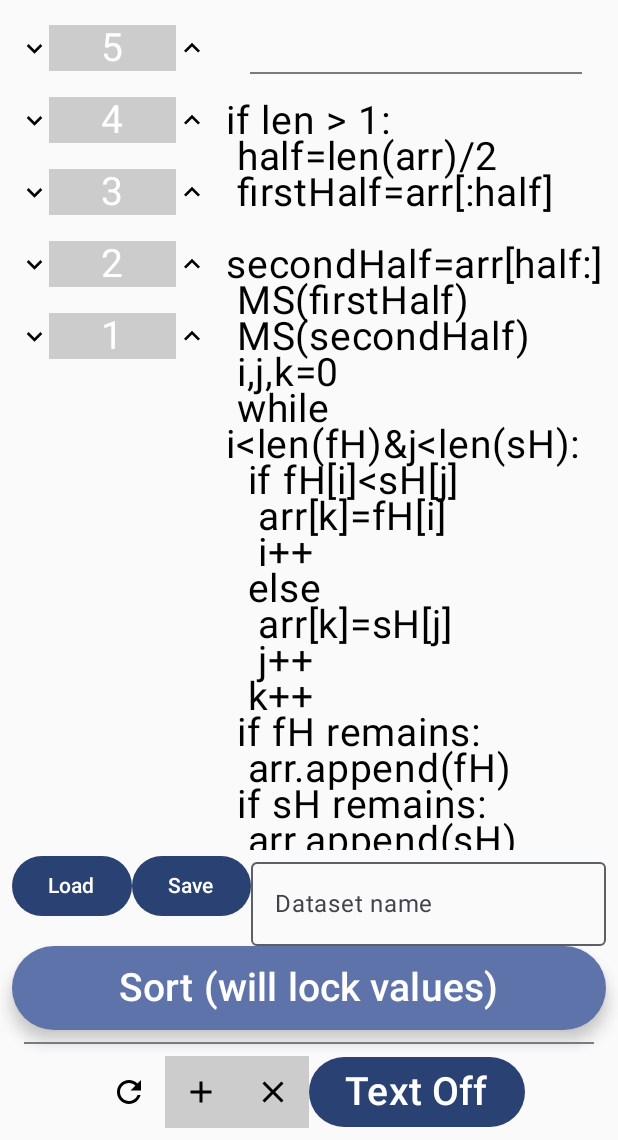
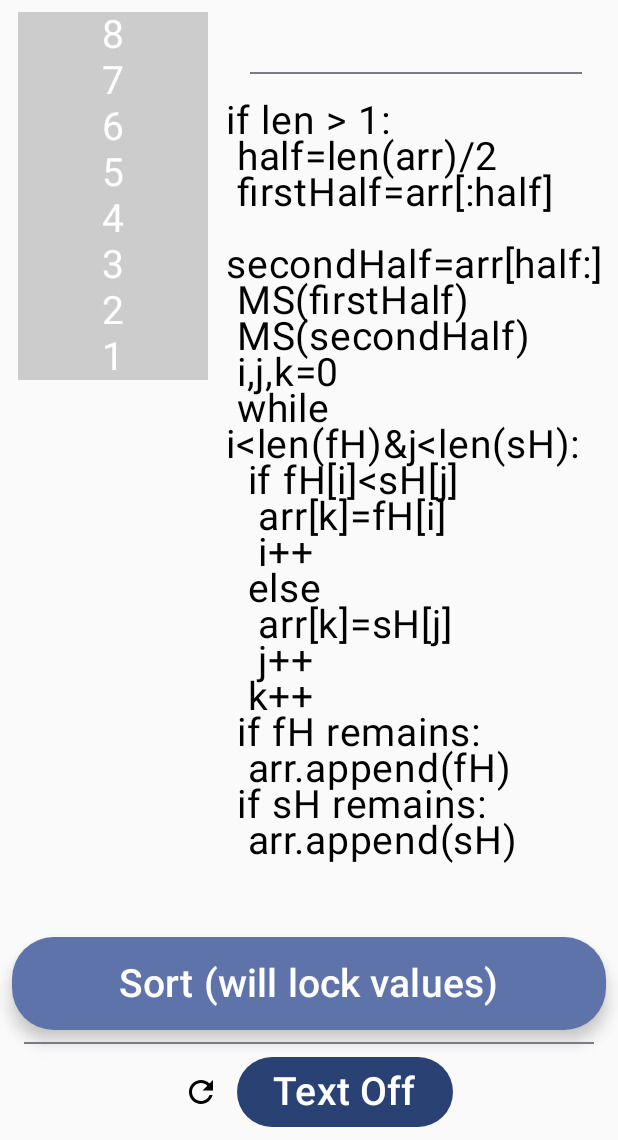
Before and after one commit to alex-ha-192/Algorithm-Teaching-App, an Android app built with Jetpack Compose: the MergeSortScreen screen opened through its navigation route, on a phone screen of 412 x 824 dp, the part 96-1236 px from its top. Run offline under Robolectric (Android 15) with nearby library versions, the phone set to English and light mode, and no system bars; our stand-ins replace Room's generated code.

Commit message:
mergesort shifted to functional demo

```diff
--- a/app/src/main/java/com/puterscience/algorithmteachingapp/algo_screens/MergeSortScreen.kt
+++ b/app/src/main/java/com/puterscience/algorithmteachingapp/algo_screens/MergeSortScreen.kt
@@ -48,7 +48,9 @@ import kotlinx.coroutines.newSingleThreadContext
 
 @OptIn(ExperimentalMaterial3Api::class, ExperimentalAnimationApi::class)
 @Composable
-fun MergeSortScreen(toSort: List<Int>, settings: Settings, defaults: Defaults, colourMode: ColourMode, db: DatasetDatabase) {
+fun MergeSortScreen(//toSort: List<Int>,
+                    settings: Settings, defaults: Defaults, colourMode: ColourMode, db: DatasetDatabase) {
+    val toSort = listOf(8, 7, 6, 5, 4, 3, 2, 1)
     val mutItems = remember { mutableStateListOf<Int>().apply { addAll(toSort) } }
     var initialState: List<Int> = toSort
     val lock = remember { mutableStateOf(false) }
@@ -66,12 +68,17 @@ fun MergeSortScreen(toSort: List<Int>, settings: Settings, defaults: Defaults, c
         mutableStateListOf<Color>()
     }
     val lockedColors = mutableListOf<Color>()
+    val currentStage = remember{mutableIntStateOf(0)}
 
     for (i in 0 until mutItems.size) {
         defaultColors.add(colourMode.defaultColour)
         actualColors.add(colourMode.defaultColour)
         lockedColors.add(colourMode.lockedColour)
     }
+
+    //actualColors.removeAll(actualColors)
+    //actualColors.addAll(mutableListOf(colourMode.lockedColour, colourMode.lockedColour, colourMode.defaultColour, colourMode.defaultColour, colourMode.selectedColour1, colourMode.selectedColour1, colourMode.selectedColour2, colourMode.selectedColour2))
+
     val daoElements = db.datasetDao().getAll()
     if (showLoadDialog.value) {
         Dialog(onDismissRequest = { showLoadDialog.value = false }) {
@@ -125,12 +132,12 @@ fun MergeSortScreen(toSort: List<Int>, settings: Settings, defaults: Defaults, c
                     ) {
                     mutItems.forEachIndexed { index, i ->
                         Row(verticalAlignment = Alignment.CenterVertically) {
-                            IconButton(onClick = {if (!lock.value) mutItems[index]--}, modifier = Modifier
+                            /*IconButton(onClick = {if (!lock.value) mutItems[index]--}, modifier = Modifier
                                 .width(24.dp)
                                 .weight(1f)
                                 .alpha(if (!lock.value) 1f else 0f)) {
                                 Icon(imageVector = Icons.Filled.KeyboardArrowDown, contentDescription = "Reduce")
-                            }
+                            }*/
                             Box(modifier = Modifier
                                 .weight(4f)
                                 .background(actualColors[index])) {
@@ -162,12 +169,12 @@ fun MergeSortScreen(toSort: List<Int>, settings: Settings, defaults: Defaults, c
                                     }
                                 }
                             }
-                            IconButton(onClick = {if (!lock.value) mutItems[index]++}, modifier = Modifier
+                            /*IconButton(onClick = {if (!lock.value) mutItems[index]++}, modifier = Modifier
                                 .width(24.dp)
                                 .weight(1f)
                                 .alpha(if (!lock.value) 1f else 0f)) {
                                 Icon(imageVector = Icons.Filled.KeyboardArrowUp, contentDescription = "Increase")
-                            }
+                            }*/
                         }
                     }
                 }
@@ -207,7 +214,7 @@ fun MergeSortScreen(toSort: List<Int>, settings: Settings, defaults: Defaults, c
                     )
                 }
             }
-            Row {
+            /*Row {
                 Button(onClick = { if (!lock.value) showLoadDialog.value = true }) {
                     Text(text = "Load")
                 }
@@ -220,13 +227,14 @@ fun MergeSortScreen(toSort: List<Int>, settings: Settings, defaults: Defaults, c
                     onValueChange = { toUseName.value = it },
                     label = { Text(text = "Dataset name")}
                 )
-            }
+            }*/
             LargeFloatingActionButton(onClick =
             { if (!lock.value){lock.value = true
-                mergeSort(mutItems, explanationText, actualColors, colourMode, paused)
+                mergeSort(mutItems, explanationText, actualColors, colourMode, paused, currentStage)
             }
                                                 else {
-                                                    paused.value = false
+                                                    currentStage.intValue++
+                mergeSort(mutItems, explanationText, actualColors, colourMode, paused, currentStage)
                                                 }
             }
                 , modifier = Modifier
@@ -237,15 +245,17 @@ fun MergeSortScreen(toSort: List<Int>, settings: Settings, defaults: Defaults, c
             Divider(modifier = Modifier.padding(all = 8.dp))
             Row (modifier = Modifier.align(alignment = Alignment.CenterHorizontally)) {
                 IconButton(onClick = {resetHandler(defaultColors, actualColors, mutItems, initialState, null, explanationText, null, lock)
+                    currentStage.intValue = 0
                 }) {
                     androidx.compose.material3.Icon(imageVector = Icons.Filled.Refresh, contentDescription = "Reset")
                 }
-                IconButton(onClick = { if (!lock.value) addHandler(mutItems, settings.maxSize.intValue)}, modifier = Modifier.background(color = if (mutItems.size > settings.maxSize.intValue) colourMode.lockedColour else colourMode.defaultColour)) {
+                /*IconButton(onClick = { if (!lock.value) addHandler(mutItems, settings.maxSize.intValue)}, modifier = Modifier.background(color = if (mutItems.size > settings.maxSize.intValue) colourMode.lockedColour else colourMode.defaultColour)) {
                     androidx.compose.material3.Icon(imageVector = Icons.Filled.Add, contentDescription = "Add element")
                 }
                 IconButton(onClick = { if (!lock.value) removeHandler(mutItems) }, modifier = Modifier.background(color = if (mutItems.size <= 1) colourMode.lockedColour else colourMode.defaultColour)) {
                     androidx.compose.material3.Icon(imageVector = Icons.Filled.Clear, contentDescription = "Remove element")
                 }
+                 */
                 Button(onClick = { textToggle.value = !textToggle.value }) {
                     Text(text = (if (textToggle.value) "Text Off" else "Text On"), fontSize = if (settings.largeText.value) defaults.defaultLargeText.sp else defaults.defaultSmallText.sp)
                 }
--- a/app/src/main/java/com/puterscience/algorithmteachingapp/navigation/NavigationDrawer.kt
+++ b/app/src/main/java/com/puterscience/algorithmteachingapp/navigation/NavigationDrawer.kt
@@ -108,7 +108,7 @@ fun NavigationDrawer(navController: NavController,
                 }
                 navController.navigate("QuickSortScreen")
             })
-            NavigationDrawerItem(label = { Text(text = "Merge Sort") }, selected = false, onClick = {
+            NavigationDrawerItem(label = { Text(text = "Merge Sort (Demo)") }, selected = false, onClick = {
                 coroutineScope.launch{
                     drawerState.close()
                 }
@@ -195,7 +195,8 @@ fun NavigationDrawer(navController: NavController,
                     DatabaseScreen(globalSettings = globalSettings, defaults = globalDefaults, persistentDb)
                 }
                 composable(route = "MergeSortScreen"){
-                    MergeSortScreen(toSort = stdPass, settings = globalSettings, defaults = globalDefaults, colourMode = globalSettings.colourMode.value, db = persistentDb)
+                    MergeSortScreen(//toSort = stdPass,
+                        settings = globalSettings, defaults = globalDefaults, colourMode = globalSettings.colourMode.value, db = persistentDb)
                 }
             }
         }
```
Also changed, not shown: app/src/main/java/com/puterscience/algorithmteachingapp/functions/algorithms/MergeSort.kt (+92 -10 lines).
